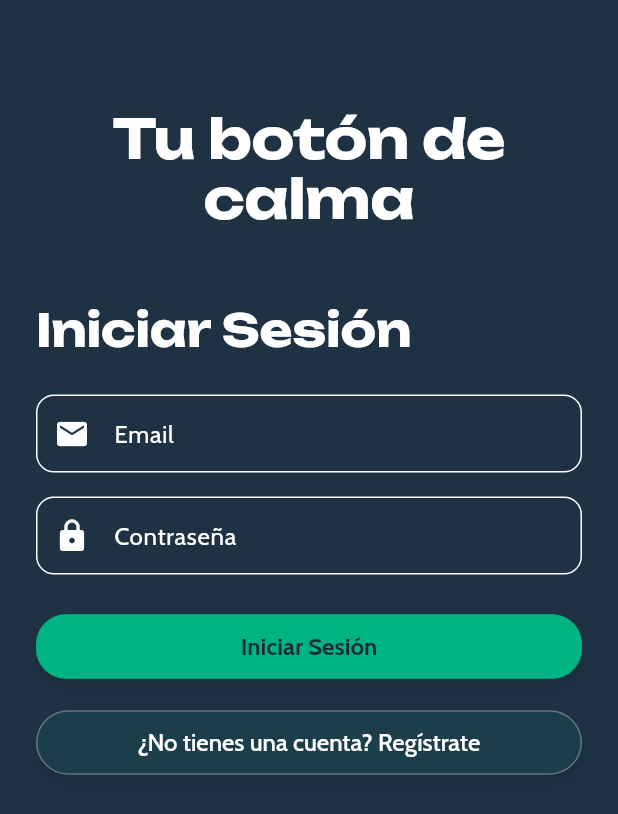
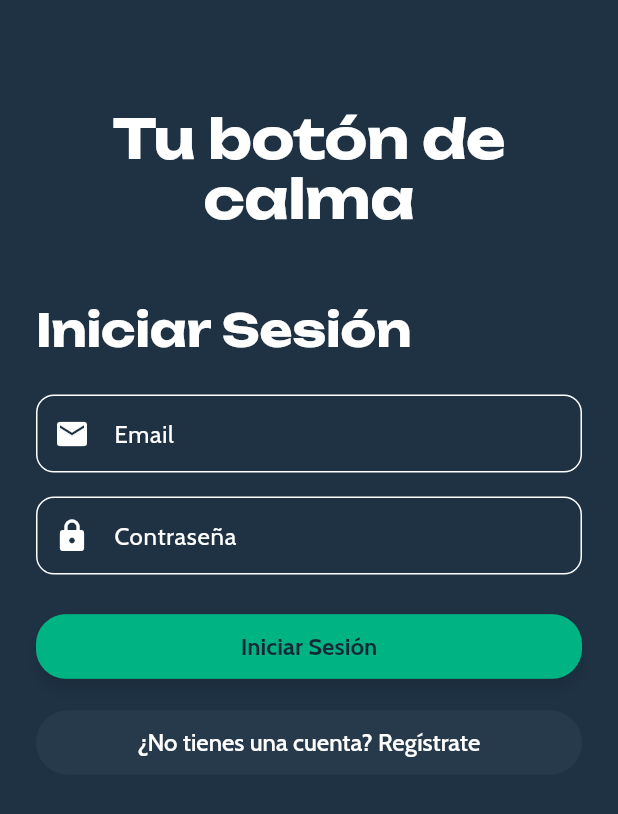
Before and after one commit to manoloah/panicbutton_app, a Flutter app: the screen it shows after launch, on a phone screen of 412 x 824 dp. Shown: the top 814 px of the screen. Run offline on Flutter 3.47's test engine with Material 3 defaults, Android fonts, the phone set to English and light mode, and no system bars; our stand-ins replace app_links, fl_chart, flutter_dotenv, flutter_riverpod, flutter_secure_storage, go_router and 4 more; missing offline and left inert: audio_session; accounts and stored records are empty.

Commit message:
Improves look and feel of secondary button to somethig more suttle with white opacity background.

```diff
--- a/panic_button_flutter/lib/theme/app_theme.dart
+++ b/panic_button_flutter/lib/theme/app_theme.dart
@@ -138,34 +138,44 @@ class AppTheme {
       padding: const WidgetStatePropertyAll(
         EdgeInsets.symmetric(horizontal: 16, vertical: 12),
       ),
-      backgroundColor: WidgetStatePropertyAll(colors.surface),
-      foregroundColor: const WidgetStatePropertyAll(_white),
-      overlayColor: WidgetStatePropertyAll(colors.primary.withAlpha(40)),
-      iconColor: const WidgetStatePropertyAll(_white),
+      backgroundColor: WidgetStatePropertyAll(
+        AppTheme._white.withAlpha(10), // 10% opacity
+      ),
+      foregroundColor: WidgetStateProperty.resolveWith<Color>(
+        (Set<WidgetState> states) {
+          if (states.contains(WidgetState.hovered)) {
+            return Colors.white.withAlpha(255); // Full opacity on hover
+          }
+          return Colors.white.withAlpha(179); // 70% otherwise
+        },
+      ),
+      overlayColor: WidgetStatePropertyAll(
+        Colors.white.withAlpha(31),
+      ),
+      iconColor: WidgetStateProperty.resolveWith<Color>(
+        (Set<WidgetState> states) {
+          if (states.contains(WidgetState.hovered)) {
+            return Colors.white.withAlpha(255);
+          }
+          return Colors.white.withAlpha(179);
+        },
+      ),
       textStyle: WidgetStatePropertyAll(
         GoogleFonts.cabin(
           fontWeight: FontWeight.w500,
           fontSize: 16,
+          // Leave out color here!
         ),
       ),
-      // 3D effect with elevation and shadow
-      elevation: const WidgetStatePropertyAll(4),
-      shadowColor: WidgetStatePropertyAll(
-        const Color(0xFF000000).withAlpha((0.5 * 255).toInt()),
-      ),
-      // Shaped border with subtle gradient effect
+      elevation: const WidgetStatePropertyAll(0),
+      shadowColor: const WidgetStatePropertyAll(Colors.transparent),
       shape: WidgetStatePropertyAll(
         RoundedRectangleBorder(
           borderRadius: BorderRadius.circular(24),
-          side: BorderSide(
-            color: colors.onSurface.withAlpha((0.3 * 255).toInt()),
-            width: 1,
-          ),
+          side: BorderSide.none,
         ),
       ),
-      surfaceTintColor: WidgetStatePropertyAll(
-        colors.primary.withAlpha((0.1 * 255).toInt()),
-      ),
+      surfaceTintColor: WidgetStatePropertyAll(Colors.transparent),
     );
 
     // ---- Component themes ----------------------------------------------
```
